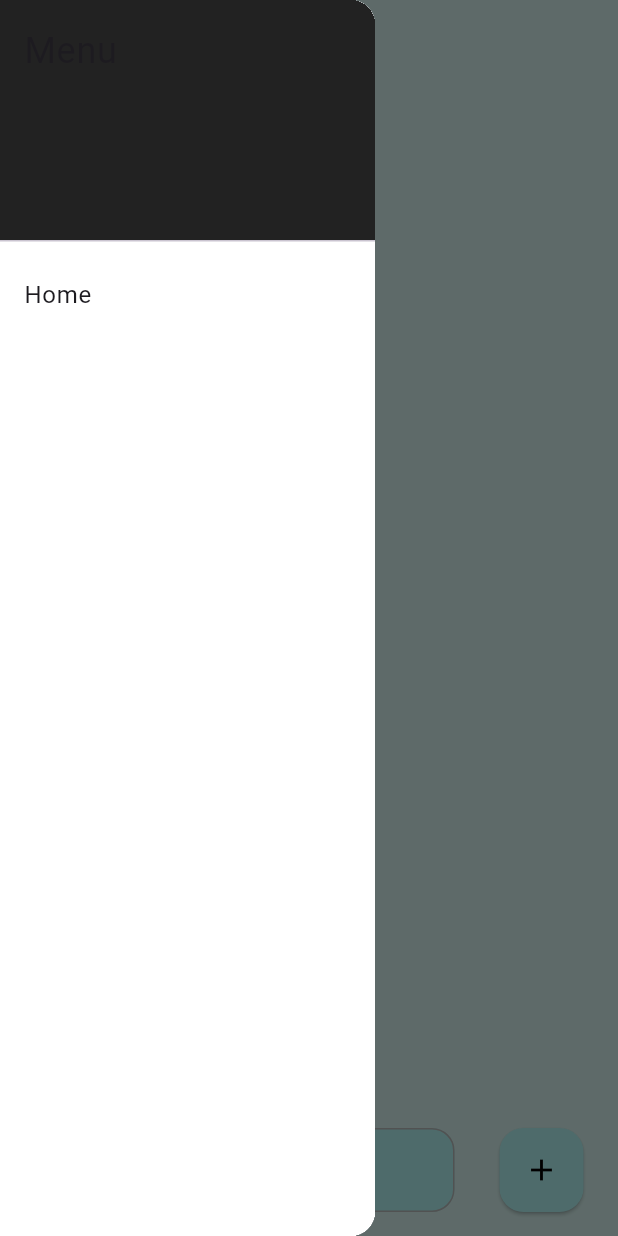
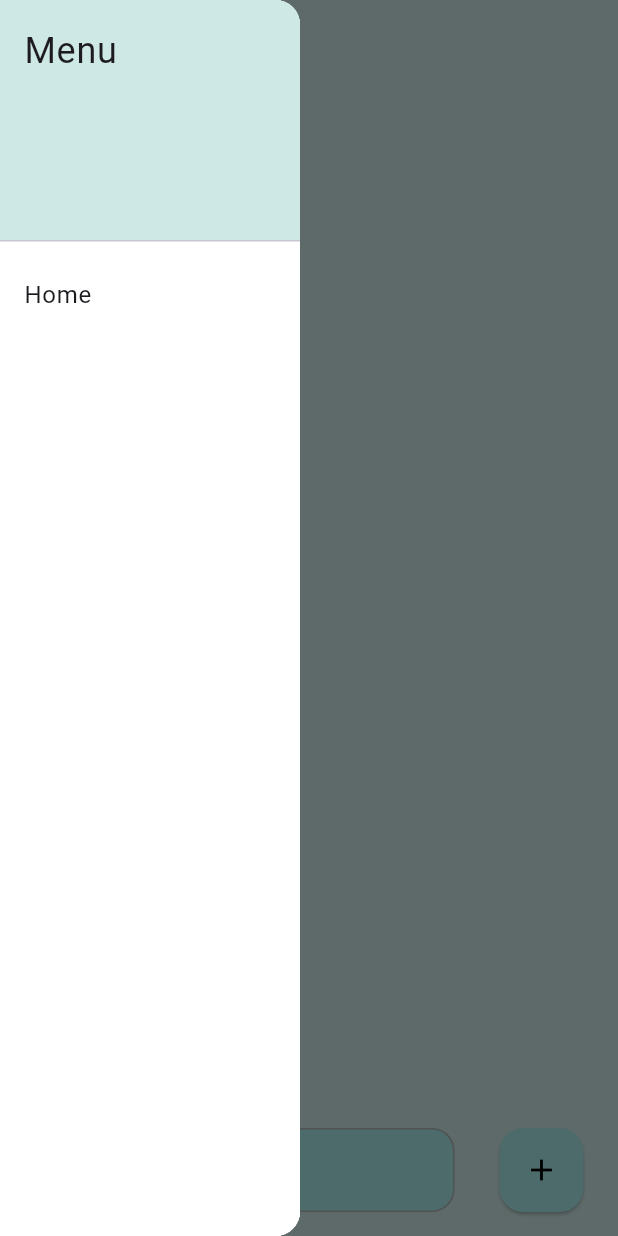
Before and after one commit to Binada-SH/To_Do_Application, a Flutter app: the screen it shows after launch, with the side drawer open, on a phone screen of 412 x 824 dp. Run offline on Flutter 3.47's test engine with Material 3 defaults, Android fonts, the light colour scheme and no system bars; our stand-ins replace flutter_local_notifications, flutter_slidable, font_awesome_flutter, timezone.

Commit message:
Menu drawer Ui minor updates

```diff
--- a/lib/pages/home.dart
+++ b/lib/pages/home.dart
@@ -77,6 +77,7 @@ class _HomePageState extends State<HomePage> {
       backgroundColor: Color(0xFFCDE8E5),
       drawer: const menuDrawer(),
 
+
       floatingActionButton: Padding(
         padding: const EdgeInsets.symmetric(horizontal: 7),
         child: Row(
--- a/lib/pages/widgets/menu_drawer.dart
+++ b/lib/pages/widgets/menu_drawer.dart
@@ -6,7 +6,7 @@ class menuDrawer extends StatelessWidget {
   @override
   Widget build(BuildContext context) {
     return Drawer(
-      width: 250,
+      width: 200,
       child: Container(
         color: Colors.white,
         child: ListView(
@@ -14,7 +14,7 @@ class menuDrawer extends StatelessWidget {
           children: [
             const DrawerHeader(
               decoration: BoxDecoration(
-                color: Colors.black87,
+                color: Color(0xFFCDE8E5),
                 ),
                 child: Text (
                   'Menu',
```
